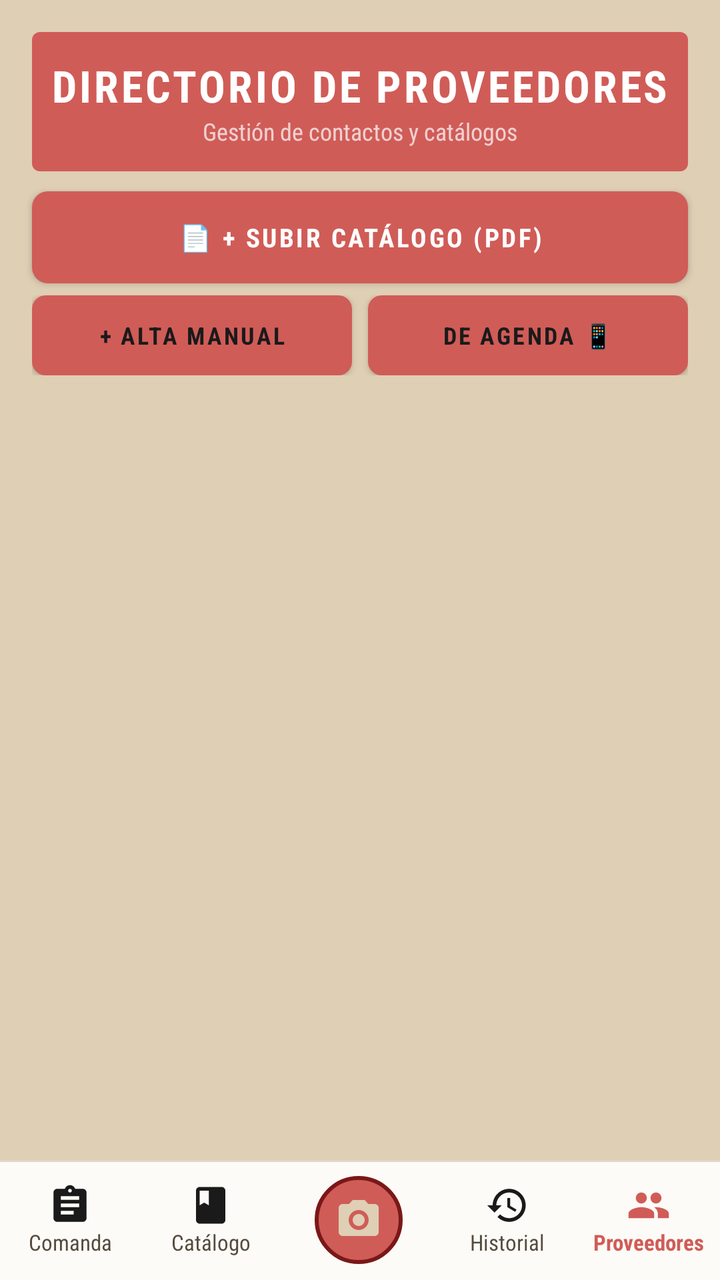
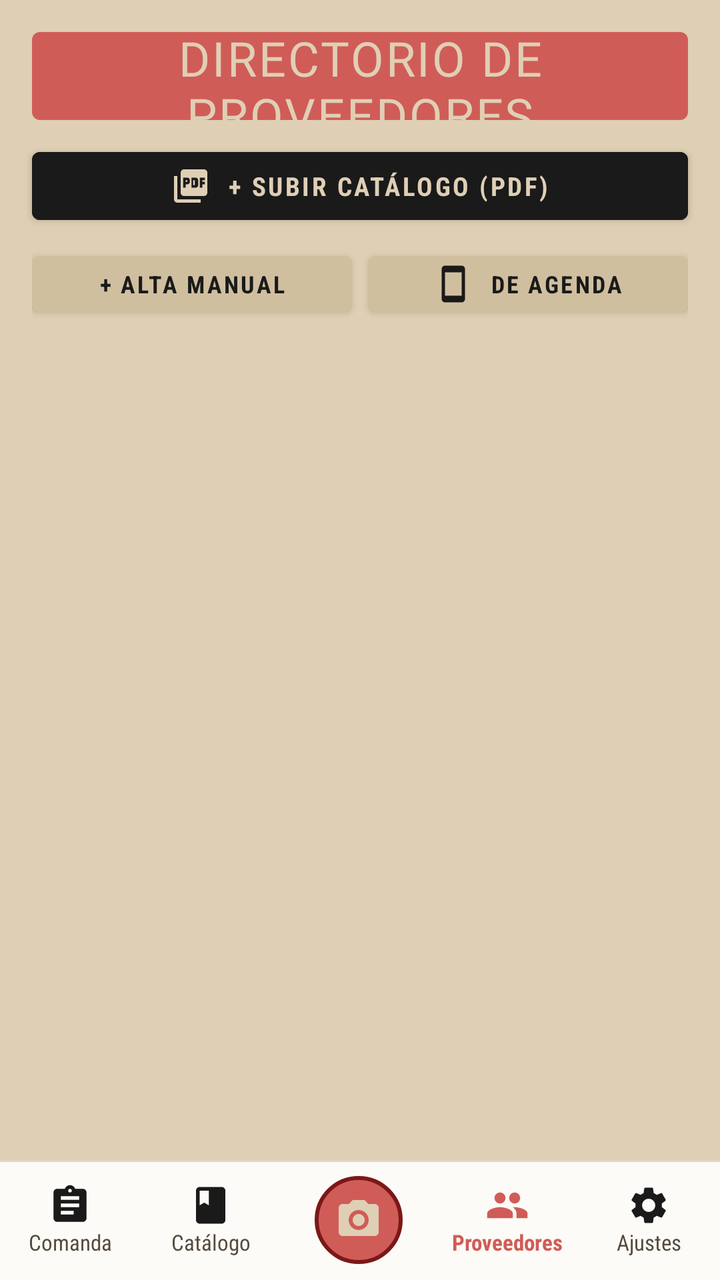

Two renders of the same Android screen: before a commit and after it. Below are the layout's source before the change and the commit's diff.
<!-- AndroidManifest.xml: application theme Theme.FBSmartOrder -->
<!-- res/layout/activity_suppliers.xml -->
<?xml version="1.0" encoding="utf-8"?>
<androidx.constraintlayout.widget.ConstraintLayout xmlns:android="http://schemas.android.com/apk/res/android"
    xmlns:app="http://schemas.android.com/apk/res-auto"
    xmlns:tools="http://schemas.android.com/tools"
    android:layout_width="match_parent"
    android:layout_height="match_parent"
    android:background="@color/bg_paper"
    tools:context=".SuppliersActivity">

    
    <LinearLayout
        android:id="@+id/layoutSuppliersHeader"
        android:layout_width="match_parent"
        android:layout_height="wrap_content"
        android:layout_marginStart="16dp"
        android:layout_marginTop="16dp"
        android:layout_marginEnd="16dp"
        android:background="@drawable/bg_stamp_header"
        android:gravity="center"
        android:orientation="vertical"
        android:paddingTop="12dp"
        android:paddingBottom="12dp"
        app:layout_constraintTop_toTopOf="parent">

        <TextView
            android:layout_width="wrap_content"
            android:layout_height="wrap_content"
            android:fontFamily="sans-serif-condensed"
            android:letterSpacing="0.06"
            android:text="DIRECTORIO DE PROVEEDORES"
            android:textColor="@color/white"
            android:textSize="22sp"
            android:textStyle="bold" />

        <TextView
            android:layout_width="wrap_content"
            android:layout_height="wrap_content"
            android:fontFamily="sans-serif-condensed"
            android:text="Gestión de contactos y catálogos"
            android:textColor="#F0D0D0"
            android:textSize="12sp" />
    </LinearLayout>

    
    <Button
        android:id="@+id/btnUploadCatalogAutoDetect"
        android:layout_width="match_parent"
        android:layout_height="46dp"
        android:layout_marginStart="16dp"
        android:layout_marginTop="10dp"
        android:layout_marginEnd="16dp"
        android:background="@drawable/bg_btn_retro"
        android:fontFamily="sans-serif-condensed"
        android:text="📄 + SUBIR CATÁLOGO (PDF)"
        android:textColor="@color/white"
        android:textSize="13sp"
        android:textStyle="bold"
        app:layout_constraintTop_toBottomOf="@id/layoutSuppliersHeader" />

    
    <LinearLayout
        android:id="@+id/layoutSupplierActions"
        android:layout_width="match_parent"
        android:layout_height="wrap_content"
        android:layout_marginStart="16dp"
        android:layout_marginTop="6dp"
        android:layout_marginEnd="16dp"
        android:orientation="horizontal"
        app:layout_constraintTop_toBottomOf="@id/btnUploadCatalogAutoDetect">

        <Button
            android:id="@+id/btnAddSupplier"
            android:layout_width="0dp"
            android:layout_height="40dp"
            android:layout_marginEnd="4dp"
            android:layout_weight="1"
            android:background="@drawable/bg_btn_secondary_retro"
            android:fontFamily="sans-serif-condensed"
            android:text="+ ALTA MANUAL"
            android:textColor="@color/text_primary"
            android:textSize="12sp"
            android:textStyle="bold" />

        <Button
            android:id="@+id/btnImportContact"
            android:layout_width="0dp"
            android:layout_height="40dp"
            android:layout_marginStart="4dp"
            android:layout_weight="1"
            android:background="@drawable/bg_btn_secondary_retro"
            android:fontFamily="sans-serif-condensed"
            android:text="DE AGENDA 📱"
            android:textColor="@color/text_primary"
            android:textSize="12sp"
            android:textStyle="bold" />
    </LinearLayout>

    
    <androidx.recyclerview.widget.RecyclerView
        android:id="@+id/rvSuppliers"
        android:layout_width="match_parent"
        android:layout_height="0dp"
        android:layout_marginStart="16dp"
        android:layout_marginTop="10dp"
        android:layout_marginEnd="16dp"
        android:clipToPadding="false"
        android:paddingBottom="16dp"
        app:layout_constraintBottom_toTopOf="@id/layoutBottomNav"
        app:layout_constraintTop_toBottomOf="@id/layoutSupplierActions"
        tools:listitem="@layout/item_supplier" />

    
    <ProgressBar
        android:id="@+id/pbSuppliersLoading"
        android:layout_width="wrap_content"
        android:layout_height="wrap_content"
        android:indeterminateTint="@color/stamp_red"
        android:visibility="gone"
        app:layout_constraintBottom_toTopOf="@id/layoutBottomNav"
        app:layout_constraintEnd_toEndOf="parent"
        app:layout_constraintStart_toStartOf="parent"
        app:layout_constraintTop_toBottomOf="@id/layoutSupplierActions" />

    
    <LinearLayout
        android:id="@+id/layoutBottomNav"
        android:layout_width="match_parent"
        android:layout_height="60dp"
        android:background="@drawable/bg_bottom_bar"
        android:gravity="center_vertical"
        android:orientation="horizontal"
        app:layout_constraintBottom_toBottomOf="parent"
        app:layout_constraintEnd_toEndOf="parent"
        app:layout_constraintStart_toStartOf="parent">

        
        <LinearLayout
            android:id="@+id/navItemOrder"
            android:layout_width="0dp"
            android:layout_height="match_parent"
            android:layout_weight="1"
            android:background="?attr/selectableItemBackground"
            android:gravity="center"
            android:orientation="vertical">

            <ImageView
                android:id="@+id/ivNavOrderIcon"
                android:layout_width="22dp"
                android:layout_height="22dp"
                android:src="@drawable/ic_nav_order" />

            <TextView
                android:id="@+id/tvNavOrderLabel"
                android:layout_width="wrap_content"
                android:layout_height="wrap_content"
                android:fontFamily="sans-serif-condensed"
                android:text="Comanda"
                android:textColor="@color/text_secondary"
                android:textSize="11sp" />
        </LinearLayout>

        
        <LinearLayout
            android:id="@+id/navItemCatalog"
            android:layout_width="0dp"
            android:layout_height="match_parent"
            android:layout_weight="1"
            android:background="?attr/selectableItemBackground"
            android:gravity="center"
            android:orientation="vertical">

            <ImageView
                android:id="@+id/ivNavCatalogIcon"
                android:layout_width="22dp"
                android:layout_height="22dp"
                android:src="@drawable/ic_nav_catalog" />

            <TextView
                android:id="@+id/tvNavCatalogLabel"
                android:layout_width="wrap_content"
                android:layout_height="wrap_content"
                android:fontFamily="sans-serif-condensed"
                android:text="Catálogo"
                android:textColor="@color/text_secondary"
                android:textSize="11sp" />
        </LinearLayout>

        
        <LinearLayout
            android:id="@+id/navItemCamera"
            android:layout_width="0dp"
            android:layout_height="match_parent"
            android:layout_weight="1.1"
            android:gravity="center"
            android:orientation="vertical">

            <FrameLayout
                android:layout_width="44dp"
                android:layout_height="44dp"
                android:background="@drawable/bg_camera_fab"
                android:gravity="center">

                <ImageView
                    android:layout_width="24dp"
                    android:layout_height="24dp"
                    android:layout_gravity="center"
                    android:src="@drawable/ic_nav_camera" />
            </FrameLayout>
        </LinearLayout>

        
        <LinearLayout
            android:id="@+id/navItemHistory"
            android:layout_width="0dp"
            android:layout_height="match_parent"
            android:layout_weight="1"
            android:background="?attr/selectableItemBackground"
            android:gravity="center"
            android:orientation="vertical">

            <ImageView
                android:id="@+id/ivNavHistoryIcon"
                android:layout_width="22dp"
                android:layout_height="22dp"
                android:src="@drawable/ic_nav_history" />

            <TextView
                android:id="@+id/tvNavHistoryLabel"
                android:layout_width="wrap_content"
                android:layout_height="wrap_content"
                android:fontFamily="sans-serif-condensed"
                android:text="Historial"
                android:textColor="@color/text_secondary"
                android:textSize="11sp" />
        </LinearLayout>

        
        <LinearLayout
            android:id="@+id/navItemSuppliers"
            android:layout_width="0dp"
            android:layout_height="match_parent"
            android:layout_weight="1"
            android:background="?attr/selectableItemBackground"
            android:gravity="center"
            android:orientation="vertical">

            <ImageView
                android:id="@+id/ivNavSuppliersIcon"
                android:layout_width="22dp"
                android:layout_height="22dp"
                android:src="@drawable/ic_nav_suppliers"
                app:tint="@color/stamp_red" />

            <TextView
                android:id="@+id/tvNavSuppliersLabel"
                android:layout_width="wrap_content"
                android:layout_height="wrap_content"
                android:fontFamily="sans-serif-condensed"
                android:text="Proveedores"
                android:textColor="@color/stamp_red"
                android:textSize="11sp"
                android:textStyle="bold" />
        </LinearLayout>

    </LinearLayout>

</androidx.constraintlayout.widget.ConstraintLayout>
<!-- res/layout/item_supplier.xml (included above) -->
<?xml version="1.0" encoding="utf-8"?>
<LinearLayout xmlns:android="http://schemas.android.com/apk/res/android"
    android:layout_width="match_parent"
    android:layout_height="wrap_content"
    android:layout_marginBottom="10dp"
    android:background="@drawable/bg_search_dashed"
    android:orientation="vertical"
    android:padding="12dp">

    
    <LinearLayout
        android:layout_width="match_parent"
        android:layout_height="wrap_content"
        android:gravity="center_vertical"
        android:orientation="horizontal">

        <TextView
            android:id="@+id/tvSupplierItemName"
            android:layout_width="0dp"
            android:layout_height="wrap_content"
            android:layout_weight="1"
            android:fontFamily="sans-serif-condensed"
            android:text="Nombre del Proveedor"
            android:textColor="@color/text_primary"
            android:textSize="17sp"
            android:textStyle="bold" />

        <ImageView
            android:id="@+id/ivSupplierChannelBadge"
            android:layout_width="34dp"
            android:layout_height="34dp"
            android:padding="2dp"
            android:src="@drawable/ic_logo_whatsapp"
            android:background="?attr/selectableItemBackgroundBorderless"
            android:contentDescription="Canal de pedido (WhatsApp / Email)" />
    </LinearLayout>

    
    <TextView
        android:id="@+id/tvSupplierItemPhone"
        android:layout_width="match_parent"
        android:layout_height="wrap_content"
        android:layout_marginTop="4dp"
        android:fontFamily="sans-serif-condensed"
        android:text="Teléfono: +34 ..."
        android:textColor="@color/text_secondary"
        android:textSize="13sp" />

    <TextView
        android:id="@+id/tvSupplierItemEmail"
        android:layout_width="match_parent"
        android:layout_height="wrap_content"
        android:layout_marginTop="2dp"
        android:fontFamily="sans-serif-condensed"
        android:text="Email: ..."
        android:textColor="@color/text_muted"
        android:textSize="12sp" />

</LinearLayout>
<!-- resources referenced by this layout -->
<resources>
  <color name="bg_paper">#DFCFB5</color>
  <color name="stamp_red">#D05C57</color>
  <color name="text_muted">#887965</color>
  <color name="text_primary">#1A1A1A</color>
  <color name="text_secondary">#554B3E</color>
  <color name="white">#FFFFFFFF</color>
  <!-- drawable bg_btn_retro (drawable) -->
  <?xml version="1.0" encoding="utf-8"?>
  <ripple xmlns:android="http://schemas.android.com/apk/res/android"
      android:color="@color/button_accent_orange">
      <item>
          <shape android:shape="rectangle">
              <solid android:color="@color/button_retro_bg" />
              <corners android:radius="8dp" />
          </shape>
      </item>
  </ripple>
  <!-- drawable bg_btn_secondary_retro (drawable) -->
  <?xml version="1.0" encoding="utf-8"?>
  <shape xmlns:android="http://schemas.android.com/apk/res/android"
      android:shape="rectangle">
      <solid android:color="@color/stepper_bg" />
      <stroke
          android:width="1.5dp"
          android:color="@color/border_dashed" />
      <corners android:radius="6dp" />
      <padding
          android:left="10dp"
          android:top="6dp"
          android:right="10dp"
          android:bottom="6dp" />
  </shape>
  <!-- drawable bg_camera_fab (drawable) -->
  <?xml version="1.0" encoding="utf-8"?>
  <shape xmlns:android="http://schemas.android.com/apk/res/android"
      android:shape="oval">
      <solid android:color="@color/stamp_red" />
      <stroke
          android:width="2dp"
          android:color="#7A1818" />
  </shape>
  <!-- drawable bg_stamp_header (drawable) -->
  <?xml version="1.0" encoding="utf-8"?>
  <shape xmlns:android="http://schemas.android.com/apk/res/android"
      android:shape="rectangle">
      <solid android:color="@color/stamp_red" />
      <corners android:radius="4dp" />
  </shape>
  <!-- drawable ic_nav_catalog (drawable) -->
  <vector xmlns:android="http://schemas.android.com/apk/res/android"
      android:width="24dp"
      android:height="24dp"
      android:viewportWidth="24"
      android:viewportHeight="24">
    <path
        android:fillColor="@color/text_primary"
        android:pathData="M18,2H6c-1.1,0 -2,0.9 -2,2v16c0,1.1 0.9,2 2,2h12c1.1,0 2,-0.9 2,-2V4c0,-1.1 -0.9,-2 -2,-2zM6,4h5v8l-2.5,-1.5L6,12V4z"/>
  </vector>
  <!-- drawable ic_nav_history (drawable) -->
  <vector xmlns:android="http://schemas.android.com/apk/res/android"
      android:width="24dp"
      android:height="24dp"
      android:viewportWidth="24"
      android:viewportHeight="24">
    <path
        android:fillColor="@color/text_primary"
        android:pathData="M13,3c-4.97,0 -9,4.03 -9,9H1l3.89,3.89 0.07,0.14L9,12H6c0,-3.87 3.13,-7 7,-7s7,3.13 7,7 -3.13,7 -7,7c-1.93,0 -3.68,-0.79 -4.94,-2.06l-1.42,1.42C8.27,19.99 10.51,21 13,21c4.97,0 9,-4.03 9,-9s-4.03,-9 -9,-9zm-1,5v5l4.28,2.54 0.72,-1.21 -3.5,-2.08V8H12z"/>
  </vector>
  <color name="button_accent_orange">#D35400</color>
  <color name="button_retro_bg">#1A1A1A</color>
  <color name="stepper_bg">#D0BF9F</color>
  <color name="border_dashed">#9E8B6C</color>
  <color name="stamp_red_dark">#A8413C</color>
  <!-- unchanged entries left out for length: 7 -->
</resources>

<!-- the commit's change to res/layout/activity_suppliers.xml (unified diff, before → after) -->
@@ -11,34 +11,35 @@
     <LinearLayout
         android:id="@+id/layoutSuppliersHeader"
         android:layout_width="match_parent"
-        android:layout_height="wrap_content"
+        android:layout_height="44dp"
         android:layout_marginStart="16dp"
         android:layout_marginTop="16dp"
         android:layout_marginEnd="16dp"
         android:background="@drawable/bg_stamp_header"
         android:gravity="center"
-        android:orientation="vertical"
-        android:paddingTop="12dp"
-        android:paddingBottom="12dp"
+        android:paddingStart="4dp"
+        android:paddingEnd="4dp"
         app:layout_constraintTop_toTopOf="parent">
 
         <TextView
-            android:layout_width="wrap_content"
-            android:layout_height="wrap_content"
-            android:fontFamily="sans-serif-condensed"
-            android:letterSpacing="0.06"
+            android:layout_width="match_parent"
+            android:layout_height="match_parent"
+            android:gravity="center"
+            android:fontFamily="@font/retro_condensed_italic"
+            app:fontFamily="@font/retro_condensed_italic"
+            android:includeFontPadding="false"
+            android:letterSpacing="0.04"
             android:text="DIRECTORIO DE PROVEEDORES"
-            android:textColor="@color/white"
-            android:textSize="22sp"
-            android:textStyle="bold" />
-
-        <TextView
-            android:layout_width="wrap_content"
-            android:layout_height="wrap_content"
-            android:fontFamily="sans-serif-condensed"
-            android:text="Gestión de contactos y catálogos"
-            android:textColor="#F0D0D0"
-            android:textSize="12sp" />
+            android:textColor="@color/bg_paper"
+            android:textSize="40sp"
+            android:autoSizeTextType="uniform"
+            app:autoSizeTextType="uniform"
+            android:autoSizeMinTextSize="24sp"
+            app:autoSizeMinTextSize="24sp"
+            android:autoSizeMaxTextSize="44sp"
+            app:autoSizeMaxTextSize="44sp"
+            android:autoSizeStepGranularity="1sp"
+            app:autoSizeStepGranularity="1sp" />
     </LinearLayout>
 
     
@@ -49,10 +50,13 @@
         android:layout_marginStart="16dp"
         android:layout_marginTop="10dp"
         android:layout_marginEnd="16dp"
-        android:background="@drawable/bg_btn_retro"
+        android:backgroundTint="@color/button_retro_bg"
         android:fontFamily="sans-serif-condensed"
-        android:text="📄 + SUBIR CATÁLOGO (PDF)"
-        android:textColor="@color/white"
+        android:text="+ SUBIR CATÁLOGO (PDF)"
+        app:icon="@drawable/ic_pdf"
+        app:iconGravity="textStart"
+        app:iconTint="@color/bg_paper"
+        android:textColor="@color/bg_paper"
         android:textSize="13sp"
         android:textStyle="bold"
         app:layout_constraintTop_toBottomOf="@id/layoutSuppliersHeader" />
@@ -74,7 +78,7 @@
             android:layout_height="40dp"
             android:layout_marginEnd="4dp"
             android:layout_weight="1"
-            android:background="@drawable/bg_btn_secondary_retro"
+            android:backgroundTint="@color/stepper_bg"
             android:fontFamily="sans-serif-condensed"
             android:text="+ ALTA MANUAL"
             android:textColor="@color/text_primary"
@@ -87,9 +91,12 @@
             android:layout_height="40dp"
             android:layout_marginStart="4dp"
             android:layout_weight="1"
-            android:background="@drawable/bg_btn_secondary_retro"
+            android:backgroundTint="@color/stepper_bg"
             android:fontFamily="sans-serif-condensed"
-            android:text="DE AGENDA 📱"
+            android:text="DE AGENDA"
+            app:icon="@drawable/ic_phone"
+            app:iconGravity="textStart"
+            app:iconTint="@color/text_primary"
             android:textColor="@color/text_primary"
             android:textSize="12sp"
             android:textStyle="bold" />
@@ -210,32 +217,6 @@
 
         
         <LinearLayout
-            android:id="@+id/navItemHistory"
-            android:layout_width="0dp"
-            android:layout_height="match_parent"
-            android:layout_weight="1"
-            android:background="?attr/selectableItemBackground"
-            android:gravity="center"
-            android:orientation="vertical">
-
-            <ImageView
-                android:id="@+id/ivNavHistoryIcon"
-                android:layout_width="22dp"
-                android:layout_height="22dp"
-                android:src="@drawable/ic_nav_history" />
-
-            <TextView
-                android:id="@+id/tvNavHistoryLabel"
-                android:layout_width="wrap_content"
-                android:layout_height="wrap_content"
-                android:fontFamily="sans-serif-condensed"
-                android:text="Historial"
-                android:textColor="@color/text_secondary"
-                android:textSize="11sp" />
-        </LinearLayout>
-
-        
-        <LinearLayout
             android:id="@+id/navItemSuppliers"
             android:layout_width="0dp"
             android:layout_height="match_parent"
@@ -260,6 +241,32 @@
                 android:textColor="@color/stamp_red"
                 android:textSize="11sp"
                 android:textStyle="bold" />
+        </LinearLayout>
+
+        
+        <LinearLayout
+            android:id="@+id/navItemSettings"
+            android:layout_width="0dp"
+            android:layout_height="match_parent"
+            android:layout_weight="1"
+            android:background="?attr/selectableItemBackground"
+            android:gravity="center"
+            android:orientation="vertical">
+
+            <ImageView
+                android:id="@+id/ivNavSettingsIcon"
+                android:layout_width="22dp"
+                android:layout_height="22dp"
+                android:src="@drawable/ic_nav_settings" />
+
+            <TextView
+                android:id="@+id/tvNavSettingsLabel"
+                android:layout_width="wrap_content"
+                android:layout_height="wrap_content"
+                android:fontFamily="sans-serif-condensed"
+                android:text="Ajustes"
+                android:textColor="@color/text_secondary"
+                android:textSize="11sp" />
         </LinearLayout>
 
     </LinearLayout>
<!-- resource entries referenced after the edit -->
@@ -5,33 +5,6 @@
   <color name="text_muted">#887965</color>
   <color name="text_primary">#1A1A1A</color>
   <color name="text_secondary">#554B3E</color>
-  <color name="white">#FFFFFFFF</color>
-  <!-- drawable bg_btn_retro (drawable) -->
-  <?xml version="1.0" encoding="utf-8"?>
-  <ripple xmlns:android="http://schemas.android.com/apk/res/android"
-      android:color="@color/button_accent_orange">
-      <item>
-          <shape android:shape="rectangle">
-              <solid android:color="@color/button_retro_bg" />
-              <corners android:radius="8dp" />
-          </shape>
-      </item>
-  </ripple>
-  <!-- drawable bg_btn_secondary_retro (drawable) -->
-  <?xml version="1.0" encoding="utf-8"?>
-  <shape xmlns:android="http://schemas.android.com/apk/res/android"
-      android:shape="rectangle">
-      <solid android:color="@color/stepper_bg" />
-      <stroke
-          android:width="1.5dp"
-          android:color="@color/border_dashed" />
-      <corners android:radius="6dp" />
-      <padding
-          android:left="10dp"
-          android:top="6dp"
-          android:right="10dp"
-          android:bottom="6dp" />
-  </shape>
   <!-- drawable bg_camera_fab (drawable) -->
   <?xml version="1.0" encoding="utf-8"?>
   <shape xmlns:android="http://schemas.android.com/apk/res/android"
@@ -58,17 +31,36 @@
         android:fillColor="@color/text_primary"
         android:pathData="M18,2H6c-1.1,0 -2,0.9 -2,2v16c0,1.1 0.9,2 2,2h12c1.1,0 2,-0.9 2,-2V4c0,-1.1 -0.9,-2 -2,-2zM6,4h5v8l-2.5,-1.5L6,12V4z"/>
   </vector>
-  <!-- drawable ic_nav_history (drawable) -->
+  <!-- drawable ic_nav_settings (drawable) -->
   <vector xmlns:android="http://schemas.android.com/apk/res/android"
       android:width="24dp"
       android:height="24dp"
       android:viewportWidth="24"
       android:viewportHeight="24">
-    <path
-        android:fillColor="@color/text_primary"
-        android:pathData="M13,3c-4.97,0 -9,4.03 -9,9H1l3.89,3.89 0.07,0.14L9,12H6c0,-3.87 3.13,-7 7,-7s7,3.13 7,7 -3.13,7 -7,7c-1.93,0 -3.68,-0.79 -4.94,-2.06l-1.42,1.42C8.27,19.99 10.51,21 13,21c4.97,0 9,-4.03 9,-9s-4.03,-9 -9,-9zm-1,5v5l4.28,2.54 0.72,-1.21 -3.5,-2.08V8H12z"/>
+      <path
+          android:fillColor="@color/text_primary"
+          android:pathData="M19.14,12.94c0.04,-0.3 0.06,-0.61 0.06,-0.94 0,-0.32 -0.02,-0.64 -0.07,-0.94l2.03,-1.58c0.18,-0.14 0.23,-0.41 0.12,-0.61l-1.92,-3.32c-0.12,-0.22 -0.37,-0.29 -0.59,-0.22l-2.39,0.96c-0.5,-0.38 -1.03,-0.7 -1.62,-0.94L14.4,2.81c-0.04,-0.24 -0.24,-0.41 -0.48,-0.41h-3.84c-0.24,0 -0.43,0.17 -0.47,0.41L9.25,5.35C8.66,5.59 8.12,5.92 7.63,6.29L5.24,5.33c-0.22,-0.08 -0.47,0 -0.59,0.22L2.74,8.87c-0.12,0.21 -0.08,0.47 0.12,0.61l2.03,1.58c-0.05,0.3 -0.09,0.63 -0.09,0.94s0.02,0.64 0.07,0.94l-2.03,1.58c-0.18,0.14 -0.23,0.41 -0.12,0.61l1.92,3.32c0.12,0.22 0.37,0.29 0.59,0.22l2.39,-0.96c0.5,0.38 1.03,0.7 1.62,0.94l0.36,2.54c0.05,0.24 0.24,0.41 0.48,0.41h3.84c0.24,0 0.44,-0.17 0.47,-0.41l0.36,-2.54c0.59,-0.24 1.13,-0.56 1.62,-0.94l2.39,0.96c0.22,0.08 0.47,0 0.59,-0.22l1.92,-3.32c0.12,-0.22 0.07,-0.47 -0.12,-0.61l-2.01,-1.58zM12,15.6c-1.98,0 -3.6,-1.62 -3.6,-3.6s1.62,-3.6 3.6,-3.6 3.6,1.62 3.6,3.6 -1.62,3.6 -3.6,3.6z" />
   </vector>
-  <color name="button_accent_orange">#D35400</color>
+  <!-- drawable ic_pdf (drawable) -->
+  <vector xmlns:android="http://schemas.android.com/apk/res/android"
+      android:width="20dp"
+      android:height="20dp"
+      android:viewportWidth="24"
+      android:viewportHeight="24">
+      <path
+          android:fillColor="@color/text_primary"
+          android:pathData="M20,2H8c-1.1,0 -2,0.9 -2,2v12c0,1.1 0.9,2 2,2h12c1.1,0 2,-0.9 2,-2V4c0,-1.1 -0.9,-2 -2,-2zm-8.5,7.5c0,0.83 -0.67,1.5 -1.5,1.5H9v2H7.5V7H10c0.83,0 1.5,0.67 1.5,1.5v1zm5,2c0,0.83 -0.67,1.5 -1.5,1.5h-2.5V7H15c0.83,0 1.5,0.67 1.5,1.5v3zm4,-3H19v1h1.5V11H19v2h-1.5V7h3v1.5zM9,9.5h1v-1H9v1zm4.5,2h1v-3h-1v3zM4,6H2v14c0,1.1 0.9,2 2,2h14v-2H4V6z" />
+  </vector>
+  <!-- drawable ic_phone (drawable) -->
+  <vector xmlns:android="http://schemas.android.com/apk/res/android"
+      android:width="20dp"
+      android:height="20dp"
+      android:viewportWidth="24"
+      android:viewportHeight="24">
+      <path
+          android:fillColor="@color/text_primary"
+          android:pathData="M17,1.01L7,1c-1.1,0 -2,0.9 -2,2v18c0,1.1 0.9,2 2,2h10c1.1,0 2,-0.9 2,-2V3c0,-1.1 -0.9,-1.99 -2,-1.99zM17,19H7V5h10v14z" />
+  </vector>
   <color name="button_retro_bg">#1A1A1A</color>
   <color name="stepper_bg">#D0BF9F</color>
   <color name="border_dashed">#9E8B6C</color>
